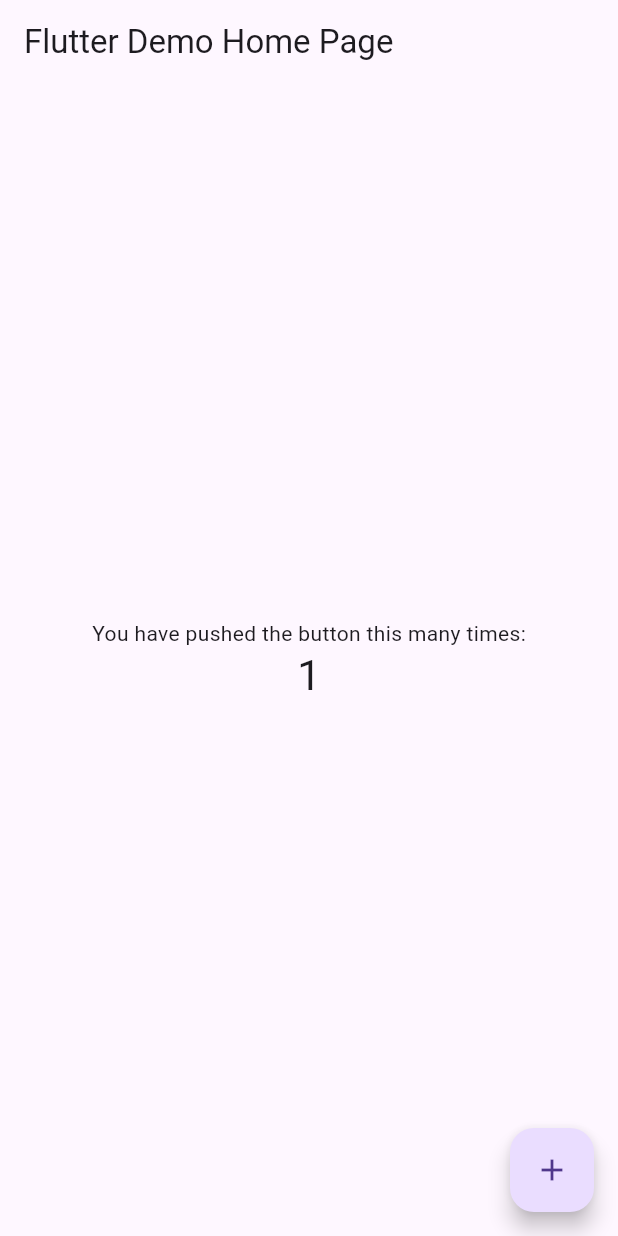
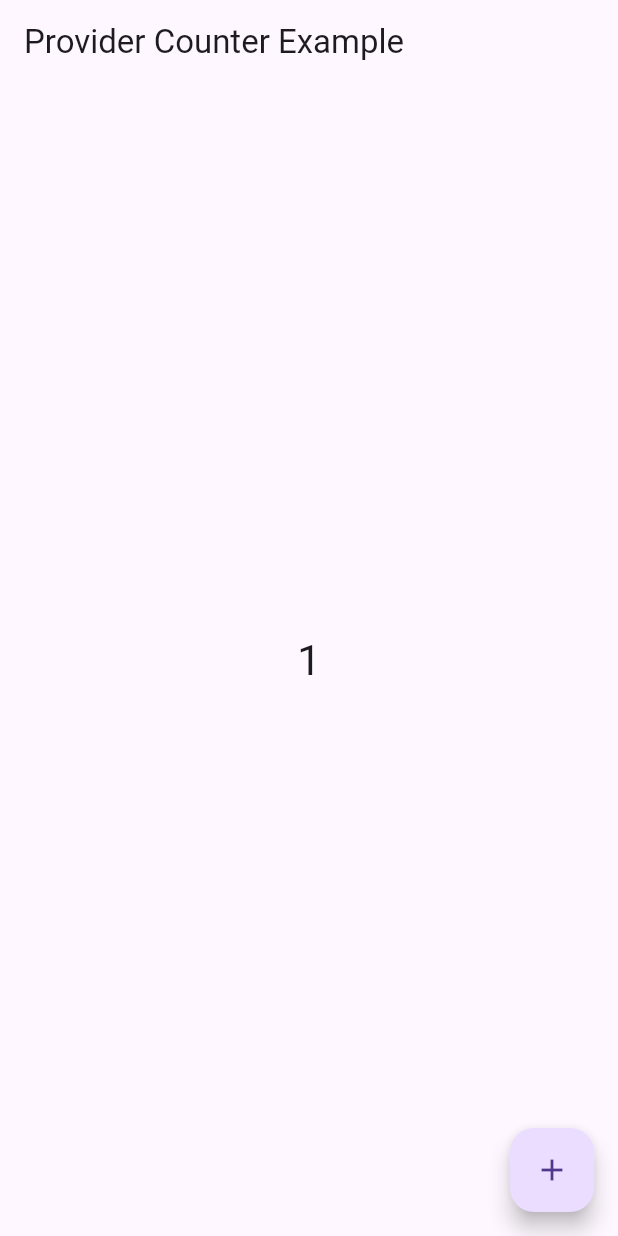
Before and after one commit to rocmeseguer/EA-Example-SimpleFlutter, a Flutter app: the screen it shows after launch, after a tap on the "add" icon, on a phone screen of 412 x 824 dp. Run offline on Flutter 3.47's test engine with Material 3 defaults, Android fonts, the phone set to English and light mode, and no system bars; missing offline and left inert: window_size.

Commit message:
Canvis 2024-25-Q2

```diff
--- a/lib/main.dart
+++ b/lib/main.dart
@@ -2,66 +2,41 @@
 // Use of this source code is governed by a BSD-style license that can be
 // found in the LICENSE file.
 
-import 'dart:io' show Platform;
-
-import 'package:flutter/foundation.dart' show kIsWeb;
 import 'package:flutter/material.dart';
 import 'package:provider/provider.dart';
 import 'package:window_size/window_size.dart';
+import 'package:flutter/foundation.dart' show kIsWeb;
+import 'dart:io' show Platform;
+import 'providers/counter_provider.dart';
+import 'screens/home_screen.dart';
 
 void main() {
-  setupWindow();
+  WidgetsFlutterBinding.ensureInitialized();
+
+  // Configurar el tamaño de ventana solo para desktop platforms
+  // y cuando no estamos en web
+  if (!kIsWeb) {
+    try {
+      if (Platform.isWindows || Platform.isLinux || Platform.isMacOS) {
+        setWindowTitle('Provider Counter Example');
+        setWindowMinSize(const Size(400, 600));
+        setWindowMaxSize(Size.infinite);
+      }
+    } catch (e) {
+      print('Error setting window size: $e');
+    }
+  }
+
   runApp(
-    // Provide the model to all widgets within the app. We're using
-    // ChangeNotifierProvider because that's a simple way to rebuild
-    // widgets when a model changes. We could also just use
-    // Provider, but then we would have to listen to Counter ourselves.
-    //
-    // Read Provider's docs to learn about all the available providers.
     ChangeNotifierProvider(
-      // Initialize the model in the builder. That way, Provider
-      // can own Counter's lifecycle, making sure to call `dispose`
-      // when not needed anymore.
-      create: (context) => Counter(),
+      create: (_) => CounterProvider(),
       child: const MyApp(),
     ),
   );
 }
 
-const double windowWidth = 360;
-const double windowHeight = 640;
-
-void setupWindow() {
-  if (!kIsWeb && (Platform.isWindows || Platform.isLinux || Platform.isMacOS)) {
-    WidgetsFlutterBinding.ensureInitialized();
-    setWindowTitle('Provider Counter');
-    setWindowMinSize(const Size(windowWidth, windowHeight));
-    setWindowMaxSize(const Size(windowWidth, windowHeight));
-    getCurrentScreen().then((screen) {
-      setWindowFrame(Rect.fromCenter(
-        center: screen!.frame.center,
-        width: windowWidth,
-        height: windowHeight,
-      ));
-    });
-  }
-}
-
-/// Simplest possible model, with just one field.
-///
-/// [ChangeNotifier] is a class in `flutter:foundation`. [Counter] does
-/// _not_ depend on Provider.
-class Counter with ChangeNotifier {
-  int value = 0;
-
-  void increment() {
-    value += 1;
-    notifyListeners();
-  }
-}
-
 class MyApp extends StatelessWidget {
-  const MyApp({super.key});
+  const MyApp({Key? key}) : super(key: key);
 
   @override
   Widget build(BuildContext context) {
@@ -70,62 +45,7 @@ class MyApp extends StatelessWidget {
       theme: ThemeData(
         primarySwatch: Colors.blue,
       ),
-      home: const MyHomePage(),
+      home: const HomeScreen(),
     );
   }
 }
-
-class MyHomePage extends StatelessWidget {
-  const MyHomePage({super.key});
-
-  @override
-  Widget build(BuildContext context) {
-    return Scaffold(
-      appBar: AppBar(
-        title: const Text('Flutter Demo Home Page'),
-      ),
-      body: Center(
-        child: Column(
-          mainAxisAlignment: MainAxisAlignment.center,
-          children: [
-            const Text('You have pushed the button this many times:'),
-            // Consumer looks for an ancestor Provider widget
-            // and retrieves its model (Counter, in this case).
-            // Then it uses that model to build widgets, and will trigger
-            // rebuilds if the model is updated.
-            Consumer<Counter>(
-              builder: (context, counter, child) => Text(
-                '${counter.value}',
-                style: Theme.of(context).textTheme.headlineMedium,
-              ),
-            ),
-          ],
-        ),
-      ),
-      floatingActionButton: FloatingActionButton(
-        onPressed: () {
-          // You can access your providers anywhere you have access
-          // to the context. One way is to use Provider.of<Counter>(context).
-          //
-          // The provider package also defines extension methods on context
-          // itself. You can call context.watch<Counter>() in a build method
-          // of any widget to access the current state of Counter, and to ask
-          // Flutter to rebuild your widget anytime Counter changes.
-          //
-          // You can't use context.watch() outside build methods, because that
-          // often leads to subtle bugs. Instead, you should use
-          // context.read<Counter>(), which gets the current state
-          // but doesn't ask Flutter for future rebuilds.
-          //
-          // Since we're in a callback that will be called whenever the user
-          // taps the FloatingActionButton, we are not in the build method here.
-          // We should use context.read().
-          var counter = context.read<Counter>();
-          counter.increment();
-        },
-        tooltip: 'Increment',
-        child: const Icon(Icons.add),
-      ),
-    );
-  }
-}
--- /dev/null
+++ b/lib/models/counter.dart
@@ -0,0 +1,5 @@
+class Counter {
+  int value;
+
+  Counter({this.value = 0});
+}
--- /dev/null
+++ b/lib/providers/counter_provider.dart
@@ -0,0 +1,22 @@
+import 'package:flutter/foundation.dart';
+import '../models/counter.dart';
+
+// CounterProvider es una clase que gestiona el estado del contador.
+// Extiende de ChangeNotifier para poder notificar a los widgets que
+// dependen de este estado cuando hay cambios.
+class CounterProvider with ChangeNotifier {
+
+  // Instancia privada del modelo Counter
+  final Counter _counter = Counter();
+
+  // Getter para obtener el valor actual del contador
+  int get count => _counter.value;
+
+  // Método para incrementar el contador.
+  // Después de modificar el valor, notifica a todos los listeners
+  // para que se actualicen usando notifyListeners()
+  void increment() {
+    _counter.value++;
+    notifyListeners();
+  }
+}
--- /dev/null
+++ b/lib/screens/home_screen.dart
@@ -0,0 +1,22 @@
+import 'package:flutter/material.dart';
+import 'package:provider/provider.dart';
+import '../providers/counter_provider.dart';
+import '../widgets/counter_display.dart';
+import '../widgets/counter_increment_button.dart';
+
+class HomeScreen extends StatelessWidget {
+  const HomeScreen({Key? key}) : super(key: key);
+
+  @override
+  Widget build(BuildContext context) {
+    return Scaffold(
+      appBar: AppBar(
+        title: const Text('Provider Counter Example'),
+      ),
+      body: const Center(
+        child: CounterDisplay(),
+      ),
+      floatingActionButton: const CounterIncrementButton(),
+    );
+  }
+}
--- /dev/null
+++ b/lib/widgets/counter_display.dart
@@ -0,0 +1,15 @@
+import 'package:flutter/material.dart';
+import 'package:provider/provider.dart';
+import '../providers/counter_provider.dart';
+
+class CounterDisplay extends StatelessWidget {
+  const CounterDisplay({Key? key}) : super(key: key);
+
+  @override
+  Widget build(BuildContext context) {
+    return Text(
+      '${context.watch<CounterProvider>().count}',
+      style: Theme.of(context).textTheme.headlineMedium,
+    );
+  }
+}
--- /dev/null
+++ b/lib/widgets/counter_increment_button.dart
@@ -0,0 +1,16 @@
+import 'package:flutter/material.dart';
+import 'package:provider/provider.dart';
+import '../providers/counter_provider.dart';
+
+class CounterIncrementButton extends StatelessWidget {
+  const CounterIncrementButton({Key? key}) : super(key: key);
+
+  @override
+  Widget build(BuildContext context) {
+    return FloatingActionButton(
+      onPressed: () => context.read<CounterProvider>().increment(),
+      tooltip: 'Increment',
+      child: const Icon(Icons.add),
+    );
+  }
+}
```
Also changed, not shown: 2 other files.
